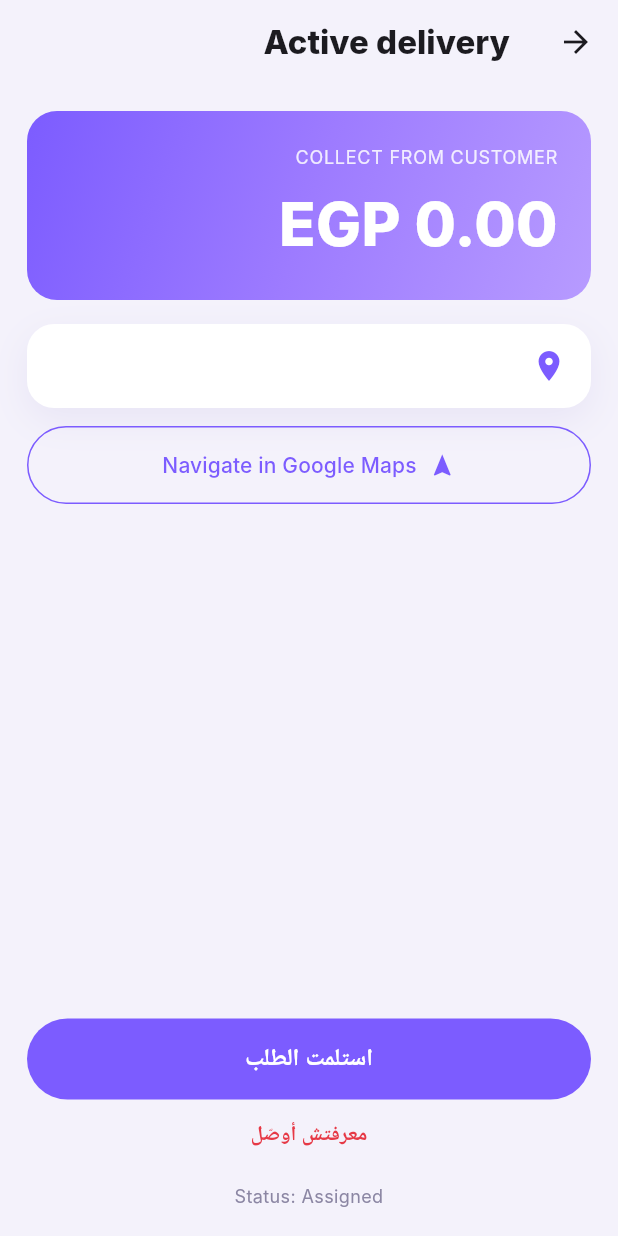
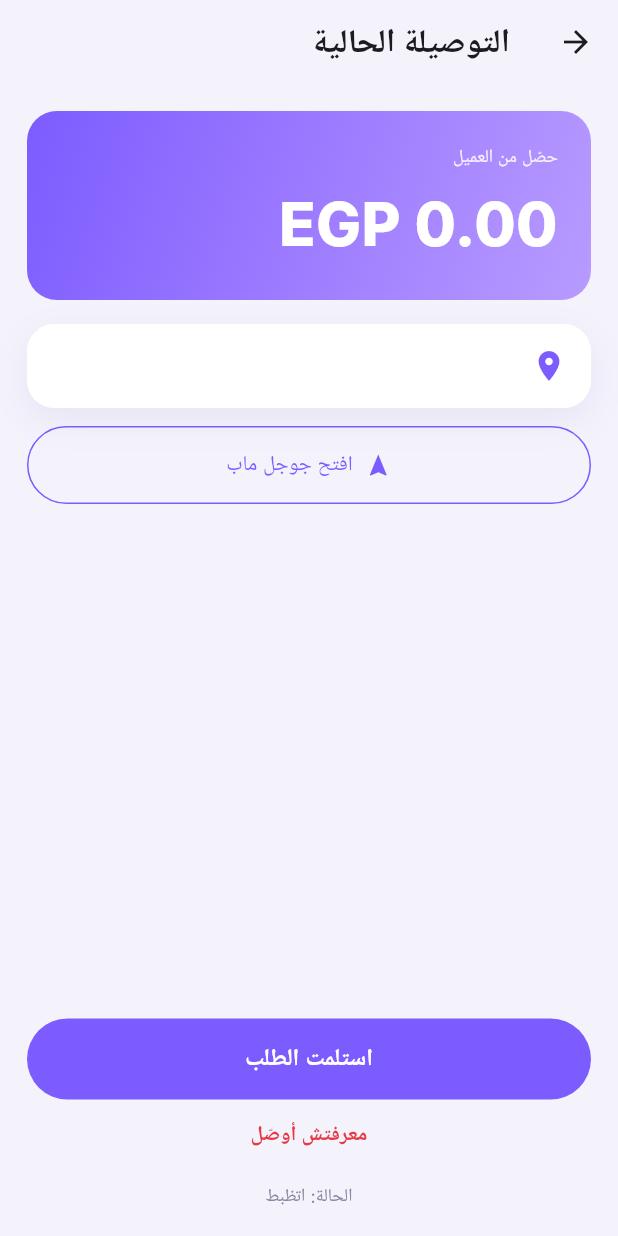
Before and after one commit to sobhyhesham00-ops/SYNQ-WFM-, a Flutter app: the DeliveryScreen screen opened directly with empty values, on a phone screen of 412 x 824 dp. Run offline on Flutter 3.47's test engine with Material 3 defaults, Android fonts, the phone set to English and light mode, and no system bars; our stand-ins replace flutter_secure_storage, geolocator, hive_flutter, permission_handler; missing offline and left inert: flutter_background_service, flutter_background_service_android; accounts and stored records are empty; Roboto replaces fonts that are missing (Inter).

Commit message:
Driver app: translate the delivery screen + order statuses
The active-delivery screen — the one a driver uses on every run — had
hardcoded English labels ("Active delivery", "COLLECT FROM CUSTOMER",
"Navigate in Google Maps", the delivery-code field, the wrong-code and
failure messages, the status line), so an Arabic-first driver saw English
on their busiest screen. All now route through tr().

Order statuses (Assigned / Picked up / Delivered / …) were shown as raw
English enum values in both the delivery screen and the home order chips;
a new trStatus() helper translates them, falling back to the raw value
for any unmapped status.

Co-Authored-By: Claude Opus 4.8 <noreply@anthropic.com>
Claude-Session: https://claude.ai/code/session_012TtaAHN34JTsdDokAnmq5e

```diff
--- a/mobile/flutter/lib/screens/delivery_screen.dart
+++ b/mobile/flutter/lib/screens/delivery_screen.dart
@@ -40,7 +40,7 @@ class _DeliveryScreenState extends State<DeliveryScreen> {
     final uri = Uri.parse('https://www.google.com/maps/dir/?api=1&destination=$q&travelmode=driving');
     if (!await launchUrl(uri, mode: LaunchMode.externalApplication)) {
       if (mounted) ScaffoldMessenger.of(context).showSnackBar(
-        const SnackBar(content: Text('Could not open Maps')));
+        SnackBar(content: Text(tr('couldntOpenMaps'))));
     }
   }
 
@@ -53,9 +53,9 @@ class _DeliveryScreenState extends State<DeliveryScreen> {
       if ((next == 'Delivered' || next == 'Failed') && mounted) Navigator.of(context).pop(true);
     } catch (e) {
       if (e.toString().contains('wrong_otp')) {
-        setState(() => _otpError = 'الكود غلط · Wrong code');
+        setState(() => _otpError = tr('wrongCode'));
       } else if (mounted) {
-        ScaffoldMessenger.of(context).showSnackBar(SnackBar(content: Text('Failed: $e')));
+        ScaffoldMessenger.of(context).showSnackBar(SnackBar(content: Text(tr('actionFailed'))));
       }
     } finally {
       if (mounted) setState(() => _busy = false);
@@ -85,7 +85,7 @@ class _DeliveryScreenState extends State<DeliveryScreen> {
   Widget build(BuildContext context) {
     final picked = _status == 'PickedUp' || _status == 'Delivered';
     return Scaffold(
-      appBar: AppBar(title: const Text('Active delivery'), backgroundColor: Colors.transparent, elevation: 0),
+      appBar: AppBar(title: Text(tr('activeDelivery')), backgroundColor: Colors.transparent, elevation: 0),
       body: SafeArea(
         child: Padding(
           padding: const EdgeInsets.all(18),
@@ -97,7 +97,7 @@ class _DeliveryScreenState extends State<DeliveryScreen> {
                 padding: const EdgeInsets.all(22),
                 decoration: BoxDecoration(gradient: MeshwarColors.brandGradient, borderRadius: BorderRadius.circular(20)),
                 child: Column(crossAxisAlignment: CrossAxisAlignment.start, children: [
-                  Text('COLLECT FROM CUSTOMER',
+                  Text(tr('collectFromCustomer'),
                     style: TextStyle(color: Colors.white.withOpacity(.85), fontSize: 12, letterSpacing: .5)),
                   const SizedBox(height: 8),
                   Text('${widget.cashEGP.toStringAsFixed(2)} EGP',
@@ -118,7 +118,7 @@ class _DeliveryScreenState extends State<DeliveryScreen> {
               OutlinedButton.icon(
                 onPressed: _navigate,
                 icon: const Icon(Icons.navigation),
-                label: const Text('Navigate in Google Maps'),
+                label: Text(tr('navigate')),
                 style: OutlinedButton.styleFrom(
                   padding: const EdgeInsets.symmetric(vertical: 16),
                   side: const BorderSide(color: MeshwarColors.brand),
@@ -145,7 +145,7 @@ class _DeliveryScreenState extends State<DeliveryScreen> {
                   textAlign: TextAlign.center,
                   style: const TextStyle(fontSize: 24, fontWeight: FontWeight.w800, letterSpacing: 8),
                   decoration: InputDecoration(
-                    labelText: 'كود الاستلام · Delivery code',
+                    labelText: tr('deliveryCode'),
                     errorText: _otpError,
                     filled: true, fillColor: const Color(0xFFFBFAFF),
                     border: OutlineInputBorder(borderRadius: BorderRadius.circular(12), borderSide: BorderSide.none),
@@ -165,7 +165,7 @@ class _DeliveryScreenState extends State<DeliveryScreen> {
                     style: const TextStyle(color: MeshwarColors.danger, fontWeight: FontWeight.w700)),
                 ),
               const SizedBox(height: 8),
-              Center(child: Text('Status: $_status', style: const TextStyle(color: MeshwarColors.muted, fontSize: 12))),
+              Center(child: Text('${tr('status')}: ${trStatus(_status)}', style: const TextStyle(color: MeshwarColors.muted, fontSize: 12))),
             ],
           ),
         ),
--- a/mobile/flutter/lib/screens/home_screen.dart
+++ b/mobile/flutter/lib/screens/home_screen.dart
@@ -290,7 +290,7 @@ class _StatusChip extends StatelessWidget {
     return Container(
       padding: const EdgeInsets.symmetric(horizontal: 10, vertical: 5),
       decoration: BoxDecoration(color: bg, borderRadius: BorderRadius.circular(999)),
-      child: Text(status, style: TextStyle(color: fg, fontWeight: FontWeight.w700, fontSize: 11)),
+      child: Text(trStatus(status), style: TextStyle(color: fg, fontWeight: FontWeight.w700, fontSize: 11)),
     );
   }
 }
```
Also changed, not shown: mobile/flutter/lib/i18n.dart (+24 -0 lines).
